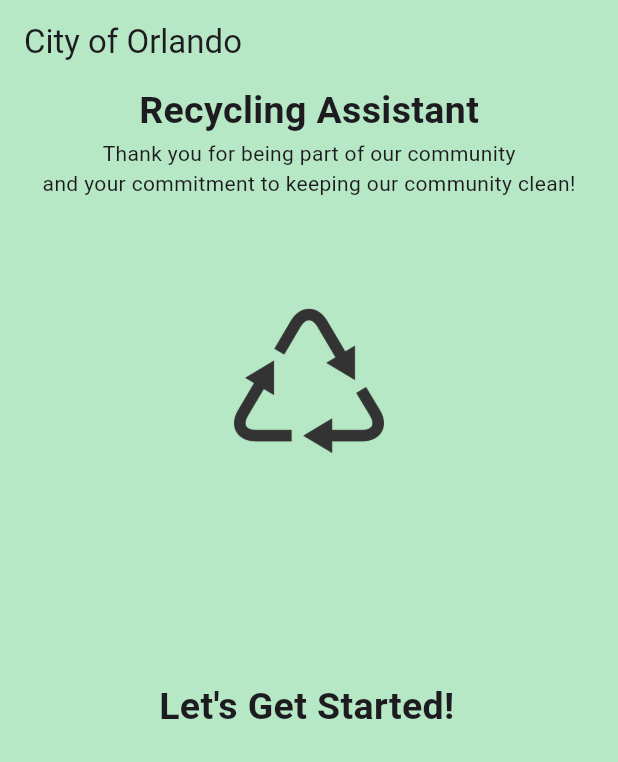
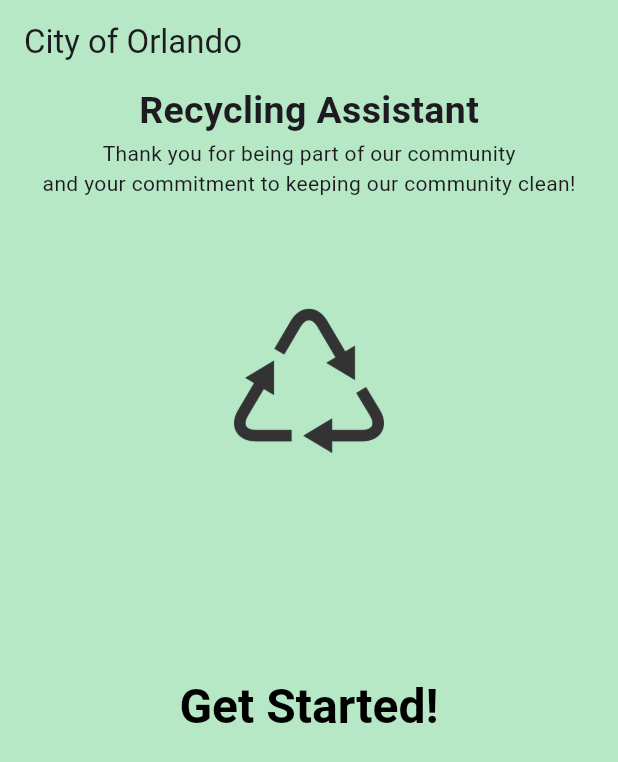
Before and after one commit to jayflocode/recycle, a Flutter app: the screen it shows after launch, on a phone screen of 412 x 824 dp. Shown: the top 762 px of the screen. Run offline on Flutter 3.47's test engine with Material 3 defaults, Android fonts, the phone set to English and light mode, and no system bars; drawn by our look-alikes of animated_text_kit; Roboto replaces fonts that are missing (AppleGothic).

Commit message:
updated get started animation

```diff
--- a/lib/main.dart
+++ b/lib/main.dart
@@ -1,5 +1,6 @@
 import 'package:flutter/material.dart';
 import 'package:recycle/scan.dart';
+import 'package:animated_text_kit/animated_text_kit.dart';
 
 //
 void main() {
@@ -116,18 +117,26 @@ class _MyHomePageState extends State<MyHomePage> {
             let's get started towards the middle
             */
             SizedBox(height: 100),
-            //selectable text that allows user to interact or press
-            SelectableText(
-              "Let's Get Started!",
+            SizedBox(
+              child: DefaultTextStyle(
                 style: const TextStyle(
-                fontSize: 25,
+                  fontSize: 32.0,
                   fontWeight: FontWeight.bold,
                   fontFamily: 'AppleGothic',
+                  color: Color.fromARGB(255, 0, 0, 0),
                 ),
+                child: AnimatedTextKit(
+                  animatedTexts: [FadeAnimatedText('Get Started!')],
+                  repeatForever: true,
                   onTap: () {
                     Navigator.of(context).push(_switchToScan());
                   },
+                  controller: AnimatedTextController(),
                 ),
+              ),
+            ),
+
+            //animated text that when tapped it transitions to scan page
           ],
         ),
       ),
@@ -136,9 +145,18 @@ class _MyHomePageState extends State<MyHomePage> {
 }
 
 // method switches to scan page
+
 Route _switchToScan() {
-  // returns Page Builder method that switches to scan page
   return PageRouteBuilder(
     pageBuilder: (context, animation, secondaryAnimation) => const ScanPage(),
+    transitionsBuilder: (context, animation, secondaryAnimation, child) {
+      const begin = Offset(0.0, 1.0);
+      const end = Offset.zero;
+      const curve = Curves.ease;
+
+      var tween = Tween(begin: begin, end: end).chain(CurveTween(curve: curve));
+
+      return SlideTransition(position: animation.drive(tween), child: child);
+    },
   );
 }
--- a/pubspec.yaml
+++ b/pubspec.yaml
@@ -28,8 +28,12 @@ environment:
 # the latest version available on pub.dev. To see which dependencies have newer
 # versions available, run `flutter pub outdated`.
 dependencies:
+
+  animated_text_kit: ^4.2.2
   flutter:
     sdk: flutter
+
+
 
   # The following adds the Cupertino Icons font to your application.
   # Use with the CupertinoIcons class for iOS style icons.
@@ -38,6 +42,7 @@ dependencies:
 dev_dependencies:
   flutter_test:
     sdk: flutter
+
 
   # The "flutter_lints" package below contains a set of recommended lints to
   # encourage good coding practices. The lint set provided by the package is
```
Also changed, not shown: pubspec.lock. Lines whose indentation alone changed are shown as unchanged.
